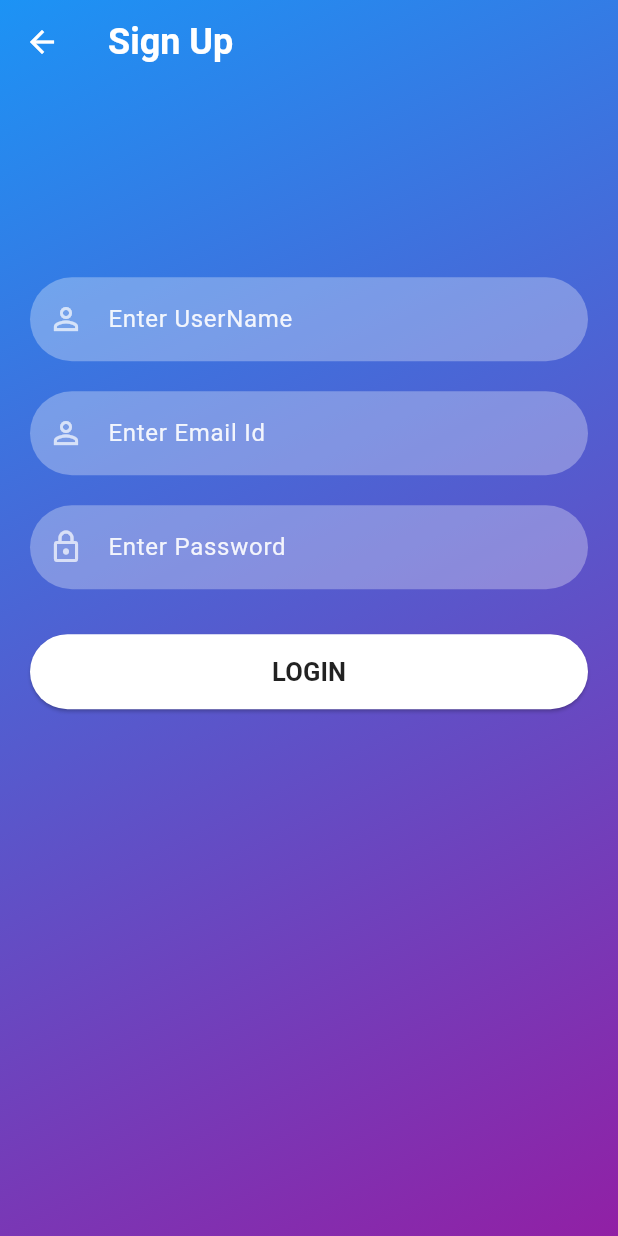
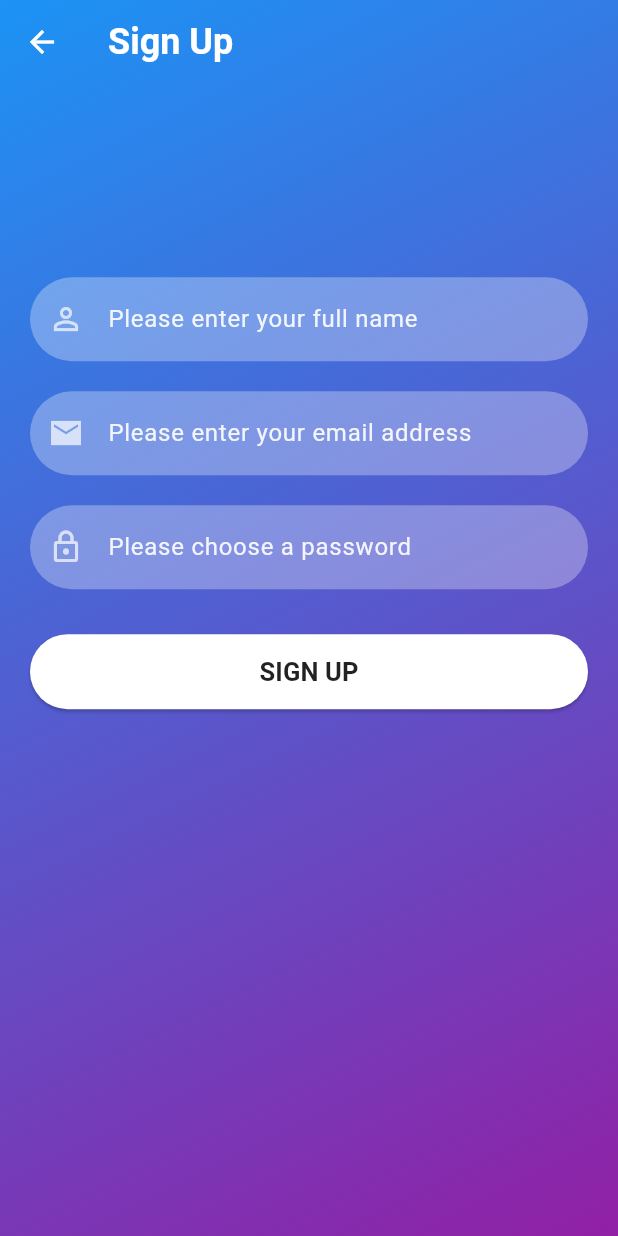
Before and after one commit to BUK-Software-Engineering-Department/MMS, a Flutter app: the screen it shows after launch, after a tap on "Sign Up", on a phone screen of 412 x 824 dp. Run offline on Flutter 3.47's test engine with Material 3 defaults, Android fonts, the phone set to English and light mode, and no system bars; our stand-ins replace firebase_core, flutter_screenutil; accounts and stored records are empty.

Commit message:
refactored structured

```diff
--- a/lib/main.dart
+++ b/lib/main.dart
@@ -1,4 +1,5 @@
 import 'package:flutter/material.dart';
+import 'package:mms/screens/home.dart';
 import 'package:mms/screens/signin.dart';
 import 'package:flutter_screenutil/flutter_screenutil.dart';
 import 'package:firebase_core/firebase_core.dart';
@@ -19,12 +20,21 @@ class MyApp extends StatelessWidget {
   @override
   Widget build(BuildContext context) {
     return MaterialApp(
-      title: 'Flutter Demo',
+      title: 'MediGuardian',
       theme: ThemeData(
-        colorScheme: ColorScheme.fromSeed(seedColor: Colors.deepPurple),
+        colorScheme: ColorScheme.fromSeed(
+          seedColor: Colors.deepPurple,
+        ),
         useMaterial3: true,
       ),
-      home: const SignIn(),
+      routes: {
+        '/': (context) => const SignIn(),
+        '/home': (context) => const HomeScreen(),
+        // '/medicine_list': (context) => MedicineListScreen(),
+        // '/reminders': (context) => RemindersScreen(),
+        // '/history': (context) => HistoryScreen(),
+        // '/settings': (context) => SettingsScreen(),
+      },
     );
   }
 }
--- /dev/null
+++ b/lib/reusable/app_constants.dart
@@ -0,0 +1,3 @@
+class AppAssets {
+  static const String logo = 'assets/images/logo.png';
+}
--- /dev/null
+++ b/lib/reusable/reusable_text_field.dart
@@ -0,0 +1,38 @@
+import 'package:flutter/material.dart';
+
+TextField reusableTextField(String text, IconData icon, bool isPasswordType,
+    TextEditingController controller) {
+  return TextField(
+    controller: controller,
+    obscureText: isPasswordType,
+    enableSuggestions: !isPasswordType,
+    autocorrect: !isPasswordType,
+    cursorColor: Colors.white,
+    style: TextStyle(
+      color: Colors.white.withOpacity(0.9),
+    ),
+    decoration: InputDecoration(
+      prefixIcon: Icon(
+        icon,
+        color: Colors.white70,
+      ),
+      labelText: text,
+      labelStyle: TextStyle(
+        color: Colors.white.withOpacity(0.9),
+      ),
+      filled: true,
+      floatingLabelBehavior: FloatingLabelBehavior.never,
+      fillColor: Colors.white.withOpacity(0.3),
+      border: OutlineInputBorder(
+        borderRadius: BorderRadius.circular(30.0),
+        borderSide: const BorderSide(
+          width: 0,
+          style: BorderStyle.none,
+        ),
+      ),
+    ),
+    keyboardType: isPasswordType
+        ? TextInputType.visiblePassword
+        : TextInputType.emailAddress,
+  );
+}
--- a/lib/reusable/reusablewidget.dart
+++ /dev/null
@@ -1,59 +0,0 @@
-import 'package:flutter/material.dart';
-
-Image logoWidget(String imageName) {
-  return Image.asset(imageName,
-      fit: BoxFit.fitWidth, width: 200, height: 200, color: Colors.white);
-}
-
-TextField reusableTextField(String text, IconData icon, bool isPasswordType,
-    TextEditingController controller) {
-  return TextField(
-      controller: controller,
-      obscureText: isPasswordType,
-      enableSuggestions: !isPasswordType,
-      autocorrect: !isPasswordType,
-      cursorColor: Colors.white,
-      style: TextStyle(color: Colors.white.withOpacity(0.9)),
-      decoration: InputDecoration(
-          prefixIcon: Icon(icon, color: Colors.white70),
-          labelText: text,
-          labelStyle: TextStyle(color: Colors.white.withOpacity(0.9)),
-          filled: true,
-          floatingLabelBehavior: FloatingLabelBehavior.never,
-          fillColor: Colors.white.withOpacity(0.3),
-          border: OutlineInputBorder(
-              borderRadius: BorderRadius.circular(30.0),
-              borderSide: const BorderSide(width: 0, style: BorderStyle.none))),
-      keyboardType: isPasswordType
-          ? TextInputType.visiblePassword
-          : TextInputType.emailAddress);
-}
-
-Container signInSignUpButton(
-    BuildContext context, bool isLogin, Function onTap) {
-  return Container(
-    width: MediaQuery.of(context).size.width,
-    height: 50,
-    margin: const EdgeInsets.fromLTRB(0, 10, 0, 20),
-    decoration: BoxDecoration(borderRadius: BorderRadius.circular(90)),
-    child: ElevatedButton(
-      onPressed: () {
-        onTap();
-      },
-      style: ButtonStyle(
-          backgroundColor: MaterialStateProperty.resolveWith((states) {
-            if (states.contains(MaterialState.pressed)) {
-              return Colors.black26;
-            }
-            return Colors.white;
-          }),
-          shape: MaterialStateProperty.all<RoundedRectangleBorder>(
-              RoundedRectangleBorder(borderRadius: BorderRadius.circular(30)))),
-      child: Text(isLogin ? 'LOGIN' : 'SIGNUP',
-          style: const TextStyle(
-              color: Colors.black87,
-              fontWeight: FontWeight.bold,
-              fontSize: 17)),
-    ),
-  );
-}
--- /dev/null
+++ b/lib/reusable/signin_signup_btn.dart
@@ -0,0 +1,30 @@
+import 'package:flutter/material.dart';
+
+Container signInSignUpButton(
+    BuildContext context, bool isLogin, Function onTap) {
+  return Container(
+    width: MediaQuery.of(context).size.width,
+    height: 50,
+    margin: const EdgeInsets.fromLTRB(0, 10, 0, 20),
+    decoration: BoxDecoration(borderRadius: BorderRadius.circular(90)),
+    child: ElevatedButton(
+      onPressed: () {
+        onTap();
+      },
+      style: ButtonStyle(
+          backgroundColor: MaterialStateProperty.resolveWith((states) {
+            if (states.contains(MaterialState.pressed)) {
+              return Colors.black26;
+            }
+            return Colors.white;
+          }),
+          shape: MaterialStateProperty.all<RoundedRectangleBorder>(
+              RoundedRectangleBorder(borderRadius: BorderRadius.circular(30)))),
+      child: Text(isLogin ? 'LOGIN' : 'SIGN UP',
+          style: const TextStyle(
+              color: Colors.black87,
+              fontWeight: FontWeight.bold,
+              fontSize: 17)),
+    ),
+  );
+}
--- a/lib/screens/Medscreens/home.dart
+++ b/lib/screens/home.dart
@@ -1,6 +1,6 @@
 import 'package:flutter/material.dart';
+import 'package:mms/screens/medications.dart';
 import 'package:mms/screens/signin.dart';
-import 'package:mms/screens/Medscreens/medications.dart';
 
 class HomeScreen extends StatefulWidget {
   const HomeScreen({super.key});
--- a/lib/screens/signin.dart
+++ b/lib/screens/signin.dart
@@ -1,6 +1,8 @@
 import 'package:flutter/material.dart';
-import 'package:mms/reusable/reusablewidget.dart';
-import 'package:mms/screens/Medscreens/home.dart';
+import 'package:mms/reusable/reusable_text_field.dart';
+import 'package:mms/reusable/app_constants.dart';
+import 'package:mms/reusable/signin_signup_btn.dart';
+import 'package:mms/screens/home.dart';
 import 'package:mms/screens/signup.dart';
 
 class SignIn extends StatefulWidget {
@@ -33,17 +35,35 @@ class _SignInState extends State<SignIn> {
                 20, MediaQuery.of(context).size.height * 0.2, 20, 0),
             child: Column(
               children: <Widget>[
-                logoWidget('assets/images/logo.png'),
+                Image.asset(
+                  AppAssets.logo,
+                  fit: BoxFit.fitWidth,
+                  width: 200,
+                  height: 200,
+                  color: Colors.white,
+                ),
                 const SizedBox(height: 30),
-                reusableTextField('Enter UserName', Icons.person_outlined,
-                    false, _emailTextConroller),
+                reusableTextField(
+                  'Please enter your email address',
+                  Icons.person_outlined,
+                  false,
+                  _emailTextConroller,
+                ),
                 const SizedBox(height: 20),
-                reusableTextField('Enter Password', Icons.lock_outline, true,
-                    _passwordTextConroller),
+                reusableTextField(
+                  'Please enter your password',
+                  Icons.lock_outline,
+                  true,
+                  _passwordTextConroller,
+                ),
                 const SizedBox(height: 20),
                 signInSignUpButton(context, true, () {
-                  Navigator.push(context,
-                      MaterialPageRoute(builder: (context) => const HomeScreen()));
+                  Navigator.push(
+                    context,
+                    MaterialPageRoute(
+                      builder: (context) => const HomeScreen(),
+                    ),
+                  );
                 }),
                 signUpOption()
               ],
--- a/lib/screens/signup.dart
+++ b/lib/screens/signup.dart
@@ -1,7 +1,7 @@
-//import 'package:firebase_auth/firebase_auth.dart';
 import 'package:flutter/material.dart';
-import 'package:mms/reusable/reusablewidget.dart';
-import 'package:mms/screens/Medscreens/home.dart';
+import 'package:mms/reusable/reusable_text_field.dart';
+import 'package:mms/reusable/signin_signup_btn.dart';
+import 'package:mms/screens/home.dart';
 
 class SignUpScreen extends StatefulWidget {
   const SignUpScreen({super.key});
@@ -16,20 +16,19 @@ class _SignUpScreenState extends State<SignUpScreen> {
   final TextEditingController _usernameTextConroller = TextEditingController();
   @override
   Widget build(BuildContext context) {
-    // Set the status bar and navigation bar color to transparent
-    //SystemChrome.setSystemUIOverlayStyle(SystemUiOverlayStyle(
-    //statusBarColor: Colors.transparent,
-    //systemNavigationBarColor: Colors.transparent,
-    //systemNavigationBarIconBrightness: Brightness.dark,
-    //));
     return Scaffold(
       extendBodyBehindAppBar: true,
       appBar: AppBar(
         backgroundColor: Colors.transparent,
         foregroundColor: Colors.white,
         elevation: 0,
-        title: const Text('Sign Up',
-            style: TextStyle(fontSize: 24, fontWeight: FontWeight.bold)),
+        title: const Text(
+          'Sign Up',
+          style: TextStyle(
+            fontSize: 24,
+            fontWeight: FontWeight.bold,
+          ),
+        ),
       ),
       body: Container(
         width: MediaQuery.of(context).size.width,
@@ -49,18 +48,34 @@ class _SignUpScreenState extends State<SignUpScreen> {
             child: Column(
               children: <Widget>[
                 const SizedBox(height: 20),
-                reusableTextField('Enter UserName', Icons.person_outline, false,
-                    _usernameTextConroller),
+                reusableTextField(
+                  'Please enter your full name',
+                  Icons.person_outline,
+                  false,
+                  _usernameTextConroller,
+                ),
                 const SizedBox(height: 20),
-                reusableTextField('Enter Email Id', Icons.person_outline, false,
-                    _emailTextConroller),
+                reusableTextField(
+                  'Please enter your email address',
+                  Icons.email_sharp,
+                  false,
+                  _emailTextConroller,
+                ),
                 const SizedBox(height: 20),
-                reusableTextField('Enter Password', Icons.lock_outlined, true,
-                    _passwordTextConroller),
+                reusableTextField(
+                  'Please choose a password',
+                  Icons.lock_outlined,
+                  true,
+                  _passwordTextConroller,
+                ),
                 const SizedBox(height: 20),
-                signInSignUpButton(context, true, () {
-                  Navigator.push(context,
-                      MaterialPageRoute(builder: (context) => const HomeScreen()));
+                signInSignUpButton(context, false, () {
+                  Navigator.push(
+                    context,
+                    MaterialPageRoute(
+                      builder: (context) => const HomeScreen(),
+                    ),
+                  );
                 }),
               ],
             ),
```
Also changed, not shown: lib/screens/medications.dart (renamed from lib/screens/Medscreens/medications.dart), lib/screens/refill.dart (renamed from lib/screens/Medscreens/refill.dart), 1 other file.
